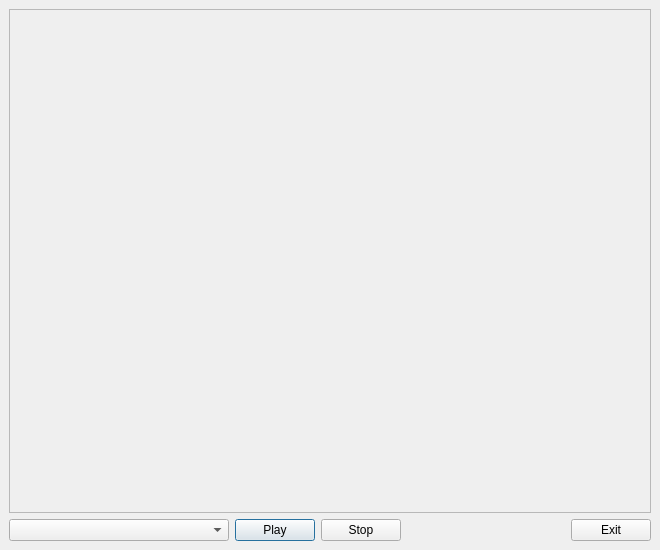
BackupTheBerlios/ttcut-svn, file branches/refactor/ui/previewwidget.ui: the form before one commit.
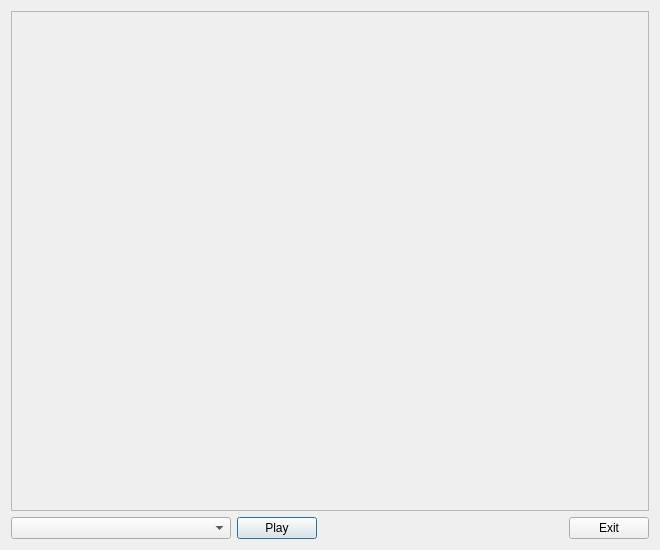
The form after the commit. Icons and pictures are not drawn.

The edit to the form file:
```diff
--- a/branches/refactor/ui/previewwidget.ui
+++ b/branches/refactor/ui/previewwidget.ui
@@ -10,7 +10,7 @@
    </rect>
   </property>
   <property name="sizePolicy" >
-   <sizepolicy vsizetype="Fixed" hsizetype="Fixed" >
+   <sizepolicy vsizetype="MinimumExpanding" hsizetype="MinimumExpanding" >
     <horstretch>0</horstretch>
     <verstretch>0</verstretch>
    </sizepolicy>
@@ -23,49 +23,16 @@
   </property>
   <property name="maximumSize" >
    <size>
-    <width>660</width>
-    <height>550</height>
+    <width>6600000</width>
+    <height>5500000</height>
    </size>
   </property>
   <property name="windowTitle" >
    <string>TTCut - Preview</string>
   </property>
   <layout class="QGridLayout" >
-   <property name="leftMargin" >
-    <number>9</number>
-   </property>
-   <property name="topMargin" >
-    <number>9</number>
-   </property>
-   <property name="rightMargin" >
-    <number>9</number>
-   </property>
-   <property name="bottomMargin" >
-    <number>9</number>
-   </property>
-   <property name="horizontalSpacing" >
-    <number>6</number>
-   </property>
-   <property name="verticalSpacing" >
-    <number>6</number>
-   </property>
    <item row="1" column="0" >
     <layout class="QHBoxLayout" >
-     <property name="spacing" >
-      <number>6</number>
-     </property>
-     <property name="leftMargin" >
-      <number>0</number>
-     </property>
-     <property name="topMargin" >
-      <number>0</number>
-     </property>
-     <property name="rightMargin" >
-      <number>0</number>
-     </property>
-     <property name="bottomMargin" >
-      <number>0</number>
-     </property>
      <item>
       <widget class="QComboBox" name="cbCutPreview" >
        <property name="sizePolicy" >
@@ -98,16 +65,6 @@
        </property>
       </widget>
      </item>
-     <item>
-      <widget class="QPushButton" name="pbStop" >
-       <property name="text" >
-        <string>Stop</string>
-       </property>
-       <property name="icon" >
-        <iconset resource="previewwidget.qrc" >:/pixmaps/pixmaps/stop_18.xpm</iconset>
-       </property>
-      </widget>
-     </item>
      <item>
       <spacer>
        <property name="orientation" >
@@ -141,6 +98,20 @@
      <property name="frameShadow" >
       <enum>QFrame::Sunken</enum>
      </property>
+     <layout class="QGridLayout" >
+      <property name="leftMargin" >
+       <number>2</number>
+      </property>
+      <property name="topMargin" >
+       <number>2</number>
+      </property>
+      <property name="rightMargin" >
+       <number>2</number>
+      </property>
+      <property name="bottomMargin" >
+       <number>2</number>
+      </property>
+     </layout>
     </widget>
    </item>
   </layout>
```
